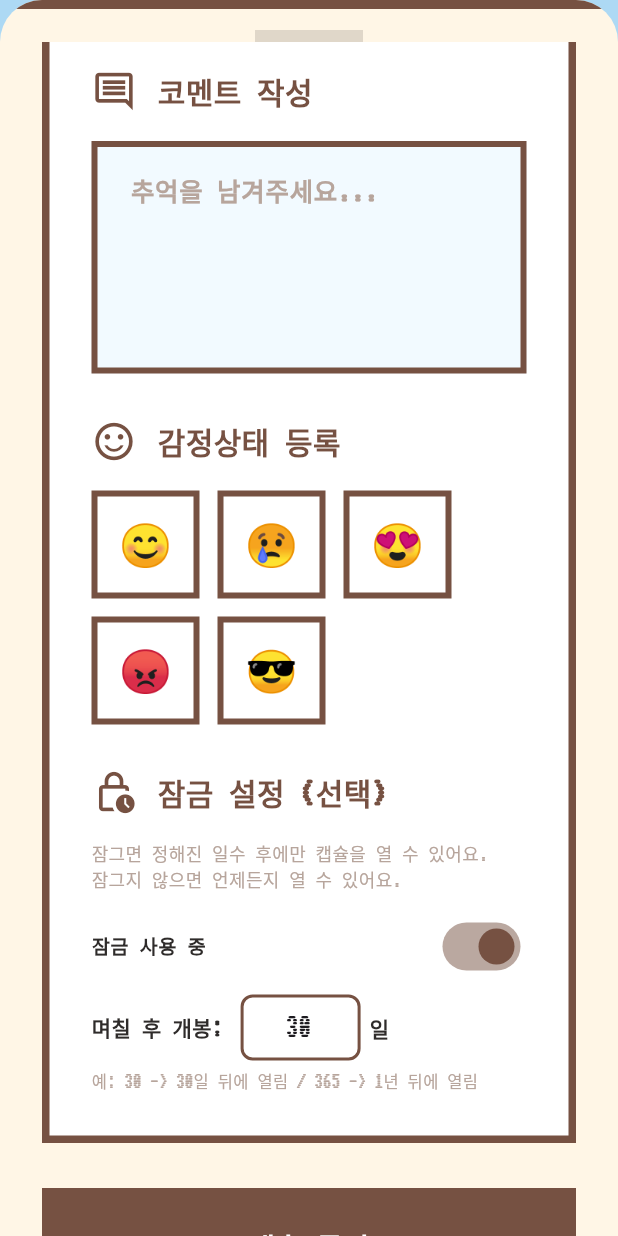
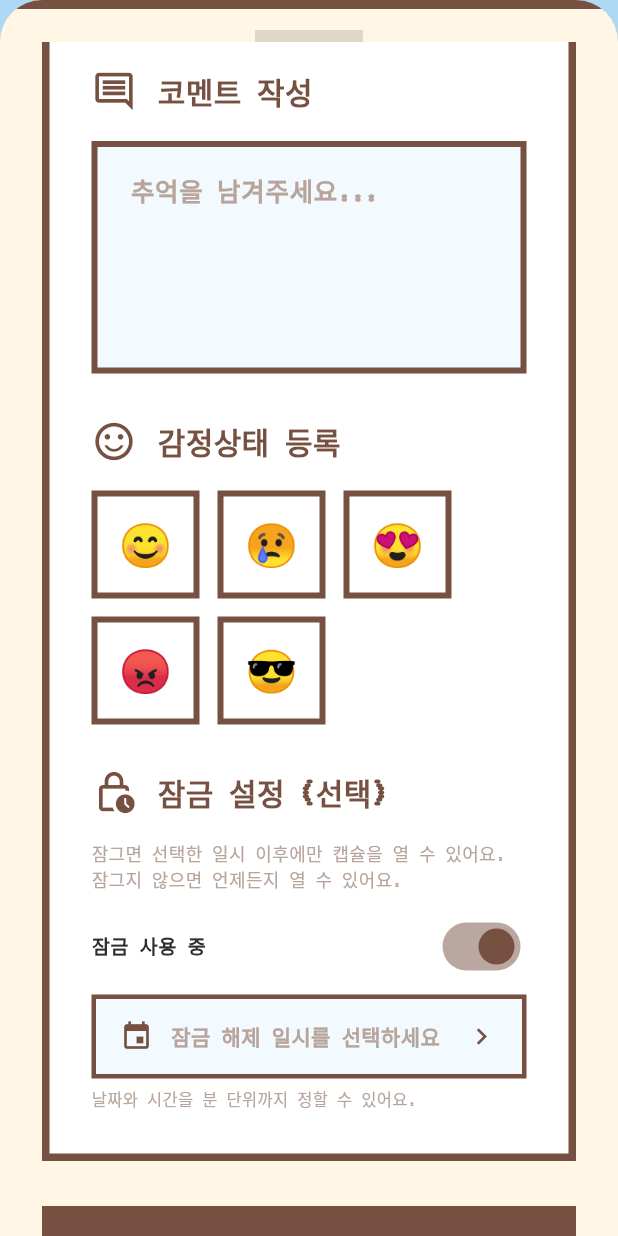
Before and after one commit to kimsky12202/tori-capsule3, a Flutter app: the CapsuleContentSheet widget shown alone on an empty page, opened directly with empty values, scrolled down 325 dp, after a tap on "잠금 없음 (언제든지 열람)", on a phone screen of 412 x 824 dp. Run offline on Flutter 3.47's test engine with Material 3 defaults, Android fonts, the phone set to English and light mode, and no system bars; our stand-ins replace dio, firebase_core, firebase_messaging, flutter_local_notifications, flutter_map, flutter_timezone and 7 more; missing offline and left inert: flame, flutter_unity_widget, youtube_explode_dart; accounts and stored records are empty; project files that could hold a hidden picture were left out.

Commit message:
캡슐 잠금 일시(분 단위) + 열린 캡슐 삭제 기능 추가
[server]
- capsule_opening.go: at_datetime 옵션 추가. open_at(RFC3339)을
  받아 미래/10년 이내 검증 후 OpenAt 에 그대로 저장
- capsule.go: DELETE /capsules/{id} 라우트 추가. 소유자 + canOpenNow
  일 때만 허용하고 open_settings, capsule_members 까지 정리 후 삭제

[client]
- capsule_content_sheet: 일수 입력 대신 달력+시계 픽커. 잠금 ON 시
  '잠금 해제 일시' 버튼으로 DateTime 선택. CapsuleData 에 openAtUtc
  필드 추가
- capsule_api: createCapsule 이 openAtUtc 있으면 multipart 'open_at'
  으로 전송. deleteCapsule(capsuleId) 메서드 추가
- capsule_detail_page: 헤더 우측에 삭제 버튼. 확인 다이얼로그 후
  서버 DELETE 호출, 성공 시 pop(true) 로 호출자에 통지
- capsule_list: 상세 페이지에서 true 받으면 목록 자동 새로고침.
  (map_page 는 이미 then((_) => _refresh()) 으로 처리됨)

```diff
--- a/client/lib/ui/pages/capsule/capsule_content_sheet.dart
+++ b/client/lib/ui/pages/capsule/capsule_content_sheet.dart
@@ -2,7 +2,6 @@ import 'dart:io';
 import 'dart:ui';
 
 import 'package:flutter/material.dart';
-import 'package:flutter/services.dart';
 import 'package:image_picker/image_picker.dart';
 
 import '../../services/friend_api.dart';
@@ -10,6 +9,7 @@ import '../../services/friend_api.dart';
 const String kCapsuleOpenOptionAnytime = 'anytime';
 const String kCapsuleOpenOptionDaysLater = 'days_later';
 const String kCapsuleOpenOptionNextYearSameTime = 'next_year_same_time';
+const String kCapsuleOpenOptionAtDateTime = 'at_datetime';
 
 class CapsuleData {
   final String? memo;
@@ -22,6 +22,7 @@ class CapsuleData {
   final List<String> friendIds;
   final String openOption;
   final int? openAfterDays;
+  final DateTime? openAtUtc;
 
   const CapsuleData({
     this.memo,
@@ -34,6 +35,7 @@ class CapsuleData {
     this.friendIds = const [],
     this.openOption = kCapsuleOpenOptionAnytime,
     this.openAfterDays,
+    this.openAtUtc,
   });
 
   DateTime? calculateOpenAtUtc({DateTime? now}) {
@@ -54,6 +56,8 @@ class CapsuleData {
           baseNow.millisecond,
           baseNow.microsecond,
         );
+      case kCapsuleOpenOptionAtDateTime:
+        return openAtUtc;
       case kCapsuleOpenOptionAnytime:
       default:
         return null;
@@ -289,8 +293,8 @@ class _CapsuleContentSheetState extends State<CapsuleContentSheet> {
 
   // 잠금 설정 (선택). 기본은 잠금 없음(anytime).
   bool _lockEnabled = false;
-  final TextEditingController _openDaysController =
-      TextEditingController(text: '30');
+  // 잠금 해제 일시 (로컬). null 이면 아직 미선택.
+  DateTime? _selectedOpenAt;
 
   static const List<String> _emotions = <String>['😊', '😢', '😍', '😡', '😎'];
 
@@ -305,7 +309,6 @@ class _CapsuleContentSheetState extends State<CapsuleContentSheet> {
   @override
   void dispose() {
     _memoController.dispose();
-    _openDaysController.dispose();
     super.dispose();
   }
 
@@ -350,6 +353,48 @@ class _CapsuleContentSheetState extends State<CapsuleContentSheet> {
     }
   }
 
+  Future<void> _pickOpenAt() async {
+    final DateTime now = DateTime.now();
+    final DateTime initialDate =
+        _selectedOpenAt ?? now.add(const Duration(days: 1));
+    final DateTime? pickedDate = await showDatePicker(
+      context: context,
+      initialDate: initialDate.isBefore(now) ? now : initialDate,
+      firstDate: now,
+      lastDate: now.add(const Duration(days: 365 * 10)),
+      helpText: '잠금 해제 날짜',
+    );
+    if (pickedDate == null || !mounted) return;
+
+    final TimeOfDay? pickedTime = await showTimePicker(
+      context: context,
+      initialTime: _selectedOpenAt != null
+          ? TimeOfDay.fromDateTime(_selectedOpenAt!)
+          : TimeOfDay.fromDateTime(now.add(const Duration(minutes: 5))),
+      helpText: '잠금 해제 시각',
+    );
+    if (pickedTime == null || !mounted) return;
+
+    final DateTime combined = DateTime(
+      pickedDate.year,
+      pickedDate.month,
+      pickedDate.day,
+      pickedTime.hour,
+      pickedTime.minute,
+    );
+
+    if (!combined.isAfter(DateTime.now())) {
+      ScaffoldMessenger.of(
+        context,
+      ).showSnackBar(const SnackBar(content: Text('잠금 해제 시각은 현재보다 이후여야 해요.')));
+      return;
+    }
+
+    setState(() {
+      _selectedOpenAt = combined;
+    });
+  }
+
   void _submitCapsule() {
     if (widget.isGroupCapsule && _selectedFriendIds.isEmpty) {
       ScaffoldMessenger.of(
@@ -358,13 +403,24 @@ class _CapsuleContentSheetState extends State<CapsuleContentSheet> {
       return;
     }
 
-    // 잠금 설정 처리: 스위치 켜져있고 일수가 1 이상이면 days_later, 아니면 anytime.
-    final int lockDays =
-        _lockEnabled ? (int.tryParse(_openDaysController.text.trim()) ?? 0) : 0;
-    final String openOption = lockDays > 0
-        ? kCapsuleOpenOptionDaysLater
-        : kCapsuleOpenOptionAnytime;
-    final int? openAfterDays = lockDays > 0 ? lockDays : null;
+    String openOption = kCapsuleOpenOptionAnytime;
+    DateTime? openAtUtc;
+    if (_lockEnabled) {
+      if (_selectedOpenAt == null) {
+        ScaffoldMessenger.of(
+          context,
+        ).showSnackBar(const SnackBar(content: Text('잠금 해제 일시를 선택해주세요.')));
+        return;
+      }
+      if (!_selectedOpenAt!.isAfter(DateTime.now())) {
+        ScaffoldMessenger.of(
+          context,
+        ).showSnackBar(const SnackBar(content: Text('잠금 해제 시각이 이미 지났어요.')));
+        return;
+      }
+      openOption = kCapsuleOpenOptionAtDateTime;
+      openAtUtc = _selectedOpenAt!.toUtc();
+    }
 
     Navigator.pop(context);
     widget.onConfirm(
@@ -378,7 +434,7 @@ class _CapsuleContentSheetState extends State<CapsuleContentSheet> {
             ? _selectedFriendIds.toList(growable: false)
             : const <String>[],
         openOption: openOption,
-        openAfterDays: openAfterDays,
+        openAtUtc: openAtUtc,
       ),
     );
   }
@@ -628,11 +684,16 @@ class _CapsuleContentSheetState extends State<CapsuleContentSheet> {
   }
 
   Widget _buildLockSection() {
+    final DateTime? selected = _selectedOpenAt;
+    final String selectedLabel = selected == null
+        ? '잠금 해제 일시를 선택하세요'
+        : _formatOpenAtForDisplay(selected);
+
     return Column(
       crossAxisAlignment: CrossAxisAlignment.start,
       children: <Widget>[
         const Text(
-          '잠그면 정해진 일수 후에만 캡슐을 열 수 있어요.\n잠그지 않으면 언제든지 열 수 있어요.',
+          '잠그면 선택한 일시 이후에만 캡슐을 열 수 있어요.\n잠그지 않으면 언제든지 열 수 있어요.',
           style: TextStyle(color: _mutedText, fontSize: 12, height: 1.4),
         ),
         const SizedBox(height: 12),
@@ -640,7 +701,14 @@ class _CapsuleContentSheetState extends State<CapsuleContentSheet> {
           contentPadding: EdgeInsets.zero,
           dense: true,
           value: _lockEnabled,
-          onChanged: (bool value) => setState(() => _lockEnabled = value),
+          onChanged: (bool value) {
+            setState(() {
+              _lockEnabled = value;
+              if (!value) {
+                _selectedOpenAt = null;
+              }
+            });
+          },
           activeColor: _brown,
           title: Text(
             _lockEnabled ? '잠금 사용 중' : '잠금 없음 (언제든지 열람)',
@@ -652,65 +720,59 @@ class _CapsuleContentSheetState extends State<CapsuleContentSheet> {
         ),
         if (_lockEnabled) ...<Widget>[
           const SizedBox(height: 8),
-          Row(
+          Material(
+            color: _fieldFill,
+            child: InkWell(
+              onTap: _pickOpenAt,
+              child: Container(
+                width: double.infinity,
+                padding: const EdgeInsets.symmetric(
+                  horizontal: 16,
+                  vertical: 14,
+                ),
+                decoration: BoxDecoration(
+                  border: Border.all(color: _brown, width: 3),
+                ),
+                child: Row(
                   children: <Widget>[
-              const Text(
-                '며칠 후 개봉:',
+                    const Icon(Icons.event, color: _brown, size: 22),
+                    const SizedBox(width: 12),
+                    Expanded(
+                      child: Text(
+                        selectedLabel,
                         style: TextStyle(
-                  color: _darkText,
-                  fontWeight: FontWeight.w700,
+                          color: selected == null ? _mutedText : _darkText,
+                          fontSize: 14,
+                          fontWeight: FontWeight.w800,
                         ),
                       ),
-              const SizedBox(width: 12),
-              SizedBox(
-                width: 80,
-                child: TextField(
-                  controller: _openDaysController,
-                  keyboardType: TextInputType.number,
-                  inputFormatters: <TextInputFormatter>[
-                    FilteringTextInputFormatter.digitsOnly,
-                    LengthLimitingTextInputFormatter(4),
+                    ),
+                    const Icon(
+                      Icons.chevron_right,
+                      color: _brown,
+                      size: 22,
+                    ),
                   ],
-                  textAlign: TextAlign.center,
-                  decoration: InputDecoration(
-                    isDense: true,
-                    contentPadding: const EdgeInsets.symmetric(
-                      horizontal: 8,
-                      vertical: 10,
-                    ),
-                    border: OutlineInputBorder(
-                      borderRadius: BorderRadius.circular(8),
-                      borderSide: const BorderSide(color: _brown, width: 2),
-                    ),
-                    enabledBorder: OutlineInputBorder(
-                      borderRadius: BorderRadius.circular(8),
-                      borderSide: const BorderSide(color: _brown, width: 2),
-                    ),
-                    focusedBorder: OutlineInputBorder(
-                      borderRadius: BorderRadius.circular(8),
-                      borderSide: const BorderSide(color: _brown, width: 3),
                 ),
               ),
             ),
           ),
-              const SizedBox(width: 6),
-              const Text(
-                '일',
-                style: TextStyle(
-                  color: _darkText,
-                  fontWeight: FontWeight.w700,
-                ),
-              ),
-            ],
-          ),
           const SizedBox(height: 6),
           const Text(
-            '예: 30 -> 30일 뒤에 열림 / 365 -> 1년 뒤에 열림',
+            '날짜와 시간을 분 단위까지 정할 수 있어요.',
             style: TextStyle(color: _mutedText, fontSize: 11),
           ),
         ],
       ],
     );
+  }
+
+  String _formatOpenAtForDisplay(DateTime dt) {
+    final String mm = dt.month.toString().padLeft(2, '0');
+    final String dd = dt.day.toString().padLeft(2, '0');
+    final String hh = dt.hour.toString().padLeft(2, '0');
+    final String mi = dt.minute.toString().padLeft(2, '0');
+    return '${dt.year}년 $mm월 $dd일 $hh시 $mi분';
   }
 
   Widget _buildFriendSection() {
```
Also changed, not shown: client/lib/ui/pages/capsule_detail_page.dart (+101 -1 lines), client/lib/ui/pages/capsule_list.dart (+6 -3 lines), client/lib/ui/services/capsule_api.dart (+21 -0 lines), 2 other files. Lines whose indentation alone changed are shown as unchanged.
